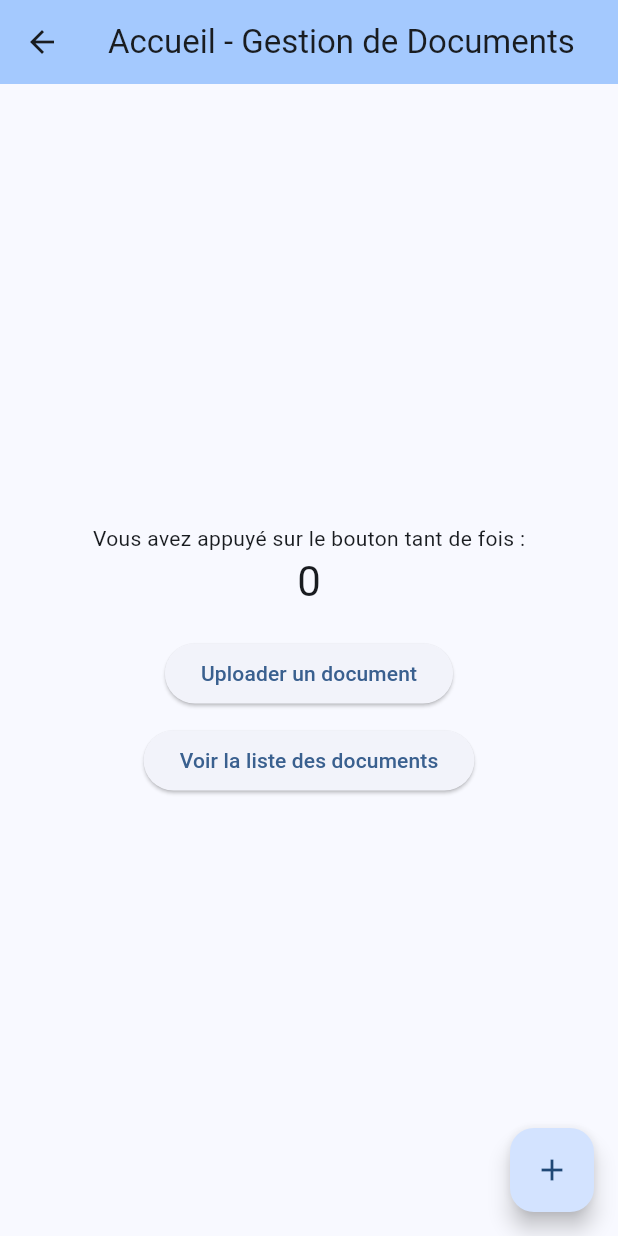
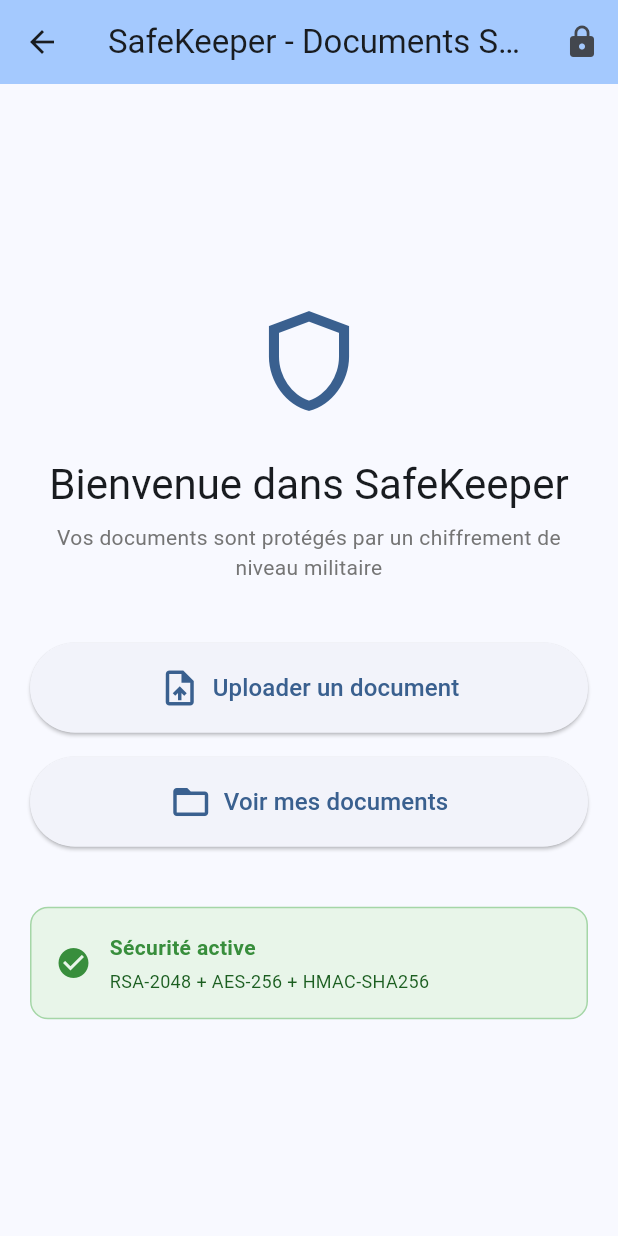
Before and after one commit to Syndraum/safekeeper, a Flutter app: the MyHomePage screen opened directly, on a phone screen of 412 x 824 dp. Run offline on Flutter 3.47's test engine with Material 3 defaults, Android fonts, the phone set to English and light mode, and no system bars; our stand-ins replace file_picker, flutter_secure_storage, image_picker, sqflite, sqflite_common_ffi; missing offline and left inert: encrypt, flutter_pdfview, pointycastle; accounts and stored records are empty; statements that could not run were skipped.

Commit message:
add global password :closed_lock_with_key:

```diff
--- a/lib/main.dart
+++ b/lib/main.dart
@@ -1,7 +1,10 @@
 import 'package:flutter/material.dart';
 import 'screens/upload_screen.dart';
 import 'screens/document_list_screen.dart';
+import 'screens/password_setup_screen.dart';
+import 'screens/unlock_screen.dart';
 import 'services/encryption_service.dart';
+import 'services/auth_service.dart';
 import 'package:sqflite_common_ffi/sqflite_ffi.dart';
 
 void main() async {
@@ -14,27 +17,39 @@ void main() async {
   final encryptionService = EncryptionService();
   await encryptionService.initialize();
 
-  runApp(const MyApp());
+  // Check if password is set
+  final authService = AuthService();
+  final isPasswordSet = await authService.isPasswordSet();
+
+  runApp(MyApp(isPasswordSet: isPasswordSet));
 }
 
 class MyApp extends StatelessWidget {
-  const MyApp({super.key});
+  final bool isPasswordSet;
+
+  const MyApp({super.key, required this.isPasswordSet});
 
   @override
   Widget build(BuildContext context) {
     return MaterialApp(
-      title: 'App de Gestion de Documents',
+      title: 'SafeKeeper - Gestion de Documents Sécurisés',
       theme: ThemeData(
-        colorScheme: ColorScheme.fromSeed(seedColor: const Color.fromARGB(255, 36, 77, 124)),
+        colorScheme: ColorScheme.fromSeed(
+          seedColor: const Color.fromARGB(255, 36, 77, 124),
+        ),
+        useMaterial3: true,
       ),
       // Définit les routes pour naviguer entre écrans
       routes: {
         '/': (context) =>
-            const MyHomePage(title: 'Accueil - Gestion de Documents'),
-        '/upload': (context) => UploadScreen(),
-        '/list': (context) => DocumentListScreen(),
+            const MyHomePage(title: 'SafeKeeper - Documents Sécurisés'),
+        '/upload': (context) => const UploadScreen(),
+        '/list': (context) => const DocumentListScreen(),
+        '/password-setup': (context) => const PasswordSetupScreen(),
+        '/unlock': (context) => const UnlockScreen(),
       },
-      // home: const MyHomePage(title: 'Flutter Demo Home Page'),  // Supprime ou commente cette ligne, car on utilise routes
+      // Route initiale basée sur l'état du mot de passe
+      initialRoute: isPasswordSet ? '/unlock' : '/password-setup',
     );
   }
 }
@@ -49,12 +64,11 @@ class MyHomePage extends StatefulWidget {
 }
 
 class _MyHomePageState extends State<MyHomePage> {
-  int _counter = 0;
+  final _authService = AuthService();
 
-  void _incrementCounter() {
-    setState(() {
-      _counter++;
-    });
+  void _logout() {
+    _authService.logout();
+    Navigator.of(context).pushReplacementNamed('/unlock');
   }
 
   @override
@@ -63,34 +77,122 @@ class _MyHomePageState extends State<MyHomePage> {
       appBar: AppBar(
         backgroundColor: Theme.of(context).colorScheme.inversePrimary,
         title: Text(widget.title),
+        actions: [
+          IconButton(
+            icon: const Icon(Icons.lock),
+            tooltip: 'Verrouiller',
+            onPressed: _logout,
+          ),
+        ],
       ),
       body: Center(
+        child: Padding(
+          padding: const EdgeInsets.all(20.0),
           child: Column(
             mainAxisAlignment: MainAxisAlignment.center,
             children: [
-            const Text('Vous avez appuyé sur le bouton tant de fois :'),
+              // Icône de sécurité
+              Icon(
+                Icons.shield_outlined,
+                size: 80,
+                color: Theme.of(context).primaryColor,
+              ),
+              const SizedBox(height: 24),
+
+              // Titre de bienvenue
               Text(
-              '$_counter',
+                'Bienvenue dans SafeKeeper',
                 style: Theme.of(context).textTheme.headlineMedium,
+                textAlign: TextAlign.center,
               ),
-            const SizedBox(height: 20), // Espacement
-            // Boutons pour naviguer vers les nouvelles fonctionnalités
-            ElevatedButton(
+              const SizedBox(height: 8),
+
+              // Description
+              Text(
+                'Vos documents sont protégés par un chiffrement de niveau militaire',
+                style: Theme.of(
+                  context,
+                ).textTheme.bodyMedium?.copyWith(color: Colors.grey[600]),
+                textAlign: TextAlign.center,
+              ),
+              const SizedBox(height: 40),
+
+              // Bouton pour uploader un document
+              ElevatedButton.icon(
                 onPressed: () => Navigator.pushNamed(context, '/upload'),
-              child: const Text('Uploader un document'),
+                icon: const Icon(Icons.upload_file, size: 28),
+                label: const Text(
+                  'Uploader un document',
+                  style: TextStyle(fontSize: 16),
                 ),
-            const SizedBox(height: 10),
-            ElevatedButton(
+                style: ElevatedButton.styleFrom(
+                  padding: const EdgeInsets.symmetric(
+                    horizontal: 30,
+                    vertical: 15,
+                  ),
+                  minimumSize: const Size(double.infinity, 60),
+                ),
+              ),
+              const SizedBox(height: 16),
+
+              // Bouton pour voir la liste des documents
+              ElevatedButton.icon(
                 onPressed: () => Navigator.pushNamed(context, '/list'),
-              child: const Text('Voir la liste des documents'),
+                icon: const Icon(Icons.folder_open, size: 28),
+                label: const Text(
+                  'Voir mes documents',
+                  style: TextStyle(fontSize: 16),
+                ),
+                style: ElevatedButton.styleFrom(
+                  padding: const EdgeInsets.symmetric(
+                    horizontal: 30,
+                    vertical: 15,
+                  ),
+                  minimumSize: const Size(double.infinity, 60),
+                ),
+              ),
+              const SizedBox(height: 40),
+
+              // Informations de sécurité
+              Container(
+                padding: const EdgeInsets.all(16),
+                decoration: BoxDecoration(
+                  color: Colors.green[50],
+                  borderRadius: BorderRadius.circular(12),
+                  border: Border.all(color: Colors.green[200]!),
+                ),
+                child: Row(
+                  children: [
+                    Icon(Icons.check_circle, color: Colors.green[700]),
+                    const SizedBox(width: 12),
+                    Expanded(
+                      child: Column(
+                        crossAxisAlignment: CrossAxisAlignment.start,
+                        children: [
+                          Text(
+                            'Sécurité active',
+                            style: TextStyle(
+                              fontWeight: FontWeight.bold,
+                              color: Colors.green[700],
+                            ),
+                          ),
+                          const SizedBox(height: 4),
+                          Text(
+                            'RSA-2048 + AES-256 + HMAC-SHA256',
+                            style: TextStyle(
+                              fontSize: 12,
+                              color: Colors.green[900],
+                            ),
                           ),
                         ],
                       ),
                     ),
-      floatingActionButton: FloatingActionButton(
-        onPressed: _incrementCounter,
-        tooltip: 'Increment',
-        child: const Icon(Icons.add),
+                  ],
+                ),
+              ),
+            ],
+          ),
+        ),
       ),
     );
   }
```
Lines whose indentation alone changed are shown as unchanged.
